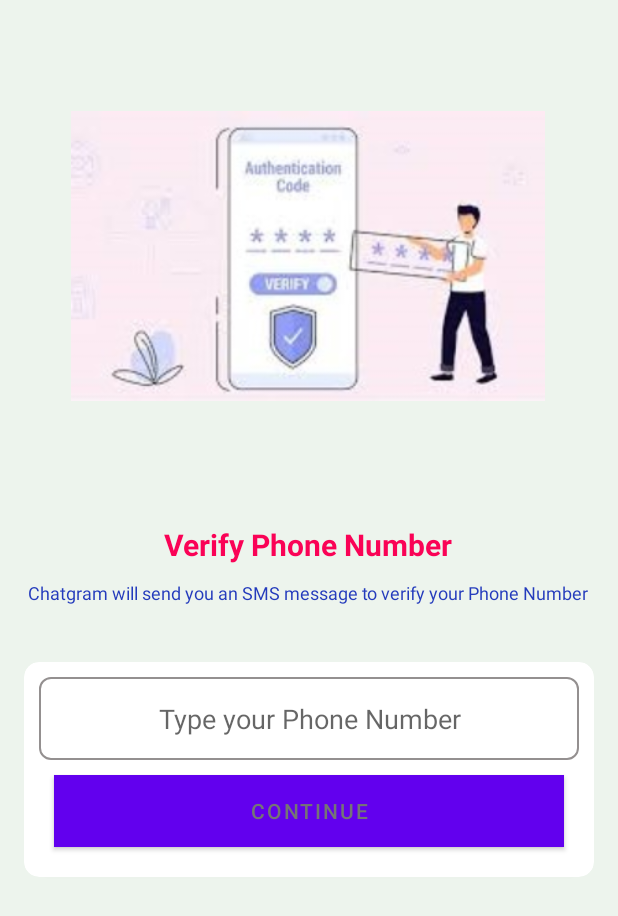
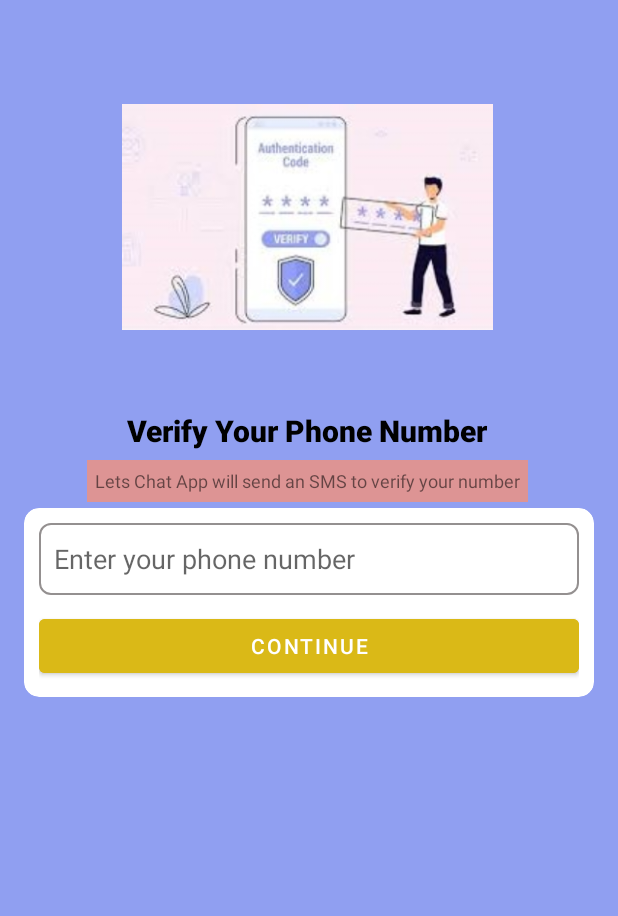
Before and after one commit to HarshitSaxena12/Project-5th-Semester, an Android app: the layout activity_phone_number.xml on its own in the app's theme, with its tools: preview values and no code run, on a phone screen of 412 x 824 dp. Shown: the top 916 px of the screen. Run offline under Robolectric (Android 15) with nearby library versions, the phone set to English and light mode, and no system bars.

Commit message:
14th November 2022 :: 4:34 a.m.

```diff
--- a/app/src/main/res/layout/activity_phone_number.xml
+++ b/app/src/main/res/layout/activity_phone_number.xml
@@ -4,59 +4,59 @@
     xmlns:tools="http://schemas.android.com/tools"
     android:layout_width="match_parent"
     android:layout_height="match_parent"
-    android:background="#3DA89E"
-    android:backgroundTint="#16338136"
+    android:background="#909FF1"
     tools:context=".PhoneNumberActivity">
 
-    <TextView
-        android:id="@+id/textView"
-        android:layout_width="wrap_content"
-        android:layout_height="wrap_content"
-        android:layout_marginTop="12dp"
-        android:text="Verify Phone Number"
-        android:textColor="#FA0256"
-        android:textSize="20sp"
-        android:textStyle="bold"
-        app:layout_constraintEnd_toEndOf="@+id/imageView4"
-        app:layout_constraintHorizontal_bias="0.504"
-        app:layout_constraintStart_toStartOf="@+id/imageView4"
-        app:layout_constraintTop_toBottomOf="@+id/imageView4" />
-
     <ImageView
-        android:id="@+id/imageView4"
-        android:layout_width="316dp"
-        android:layout_height="333dp"
-        android:layout_marginTop="4dp"
+        android:id="@+id/imageView5"
+        android:layout_width="247dp"
+        android:layout_height="193dp"
+        android:layout_marginTop="48dp"
         app:layout_constraintEnd_toEndOf="parent"
-        app:layout_constraintHorizontal_bias="0.494"
+        app:layout_constraintHorizontal_bias="0.495"
         app:layout_constraintStart_toStartOf="parent"
         app:layout_constraintTop_toTopOf="parent"
         app:srcCompat="@drawable/images1" />
 
     <TextView
-        android:id="@+id/color"
+        android:id="@+id/phoneLabel"
         android:layout_width="wrap_content"
         android:layout_height="wrap_content"
-        android:layout_marginTop="10dp"
+        android:layout_marginTop="32dp"
+        android:fontFamily="sans-serif-black"
+        android:text="Verify Your Phone Number"
+        android:textColor="#000000"
+        android:textSize="20sp"
+        android:textStyle="bold"
+        app:layout_constraintEnd_toEndOf="@+id/imageView5"
+        app:layout_constraintStart_toStartOf="@+id/imageView5"
+        app:layout_constraintTop_toBottomOf="@+id/imageView5" />
+
+    <TextView
+        android:id="@+id/textView5"
+        android:layout_width="294dp"
+        android:layout_height="28dp"
+        android:layout_marginTop="6dp"
+        android:background="#DD9494"
+        android:fontFamily="sans-serif"
         android:gravity="center"
-        android:text="Chatgram will send you an SMS message to verify your Phone Number"
-        android:textColor="#243BBC"
+        android:text="Lets Chat App will send an SMS to verify your number"
         android:textSize="12sp"
-        app:layout_constraintEnd_toEndOf="@+id/textView"
-        app:layout_constraintStart_toStartOf="@+id/textView"
-        app:layout_constraintTop_toBottomOf="@+id/textView" />
+        app:layout_constraintEnd_toEndOf="@+id/phoneLabel"
+        app:layout_constraintStart_toStartOf="@+id/phoneLabel"
+        app:layout_constraintTop_toBottomOf="@+id/phoneLabel" />
 
     <androidx.cardview.widget.CardView
         android:layout_width="match_parent"
         android:layout_height="wrap_content"
         android:layout_marginStart="16dp"
+        android:layout_marginTop="32dp"
         android:layout_marginEnd="16dp"
         app:cardCornerRadius="10dp"
-        app:layout_constraintBottom_toBottomOf="parent"
         app:layout_constraintEnd_toEndOf="parent"
+        app:layout_constraintHorizontal_bias="0.0"
         app:layout_constraintStart_toStartOf="parent"
-        app:layout_constraintTop_toBottomOf="@+id/color"
-        app:layout_constraintVertical_bias="0.138">
+        app:layout_constraintTop_toTopOf="@+id/textView5">
 
         <LinearLayout
             android:layout_width="match_parent"
@@ -70,22 +70,18 @@
                 android:layout_height="wrap_content"
                 android:background="@drawable/textbox_outline"
                 android:ems="10"
-                android:gravity="center"
-                android:hint="Type your Phone Number"
-                android:inputType="textPersonName"
-                android:padding="15dp" />
+                android:hint="Enter your phone number"
+                android:minHeight="48dp"
+                android:padding="10dp"
+                android:phoneNumber="true" />
 
             <Button
-                android:id="@+id/continueBtn"
+                android:id="@+id/continueButton"
                 android:layout_width="match_parent"
                 android:layout_height="wrap_content"
-                android:layout_margin="10dp"
-                android:background="#FFFFFF"
-                android:backgroundTint="#CA5834"
-                android:text="Continue"
-                android:textColor="#757575" />
+                android:layout_marginTop="10dp"
+                android:backgroundTint="#DAB917"
+                android:text="Continue" />
         </LinearLayout>
-
     </androidx.cardview.widget.CardView>
-
 </androidx.constraintlayout.widget.ConstraintLayout>
--- a/app/src/main/res/values/themes.xml
+++ b/app/src/main/res/values/themes.xml
@@ -3,7 +3,7 @@
     <style name="Theme.Chatgram" parent="Theme.MaterialComponents.DayNight.DarkActionBar">
         <!-- Primary brand color. -->
         <item name="colorPrimary">@color/purple_500</item>
-        <item name="colorPrimaryVariant">@color/purple_700</item>
+        <item name="colorPrimaryVariant">@color/green</item>
         <item name="colorOnPrimary">@color/white</item>
         <!-- Secondary brand color. -->
         <item name="colorSecondary">@color/teal_200</item>
```
Also changed, not shown: app/build.gradle (+10 -1 lines), app/src/main/AndroidManifest.xml (+16 -12 lines), app/src/main/java/com/example/chatgram/OTPActivity.java (+87 -1 lines), app/src/main/java/com/example/chatgram/PhoneNumberActivity.java (+21 -1 lines), app/src/main/res/layout/activity_otpactivity.xml (+11 -10 lines), build.gradle (+8 -0 lines), 1 other file.
